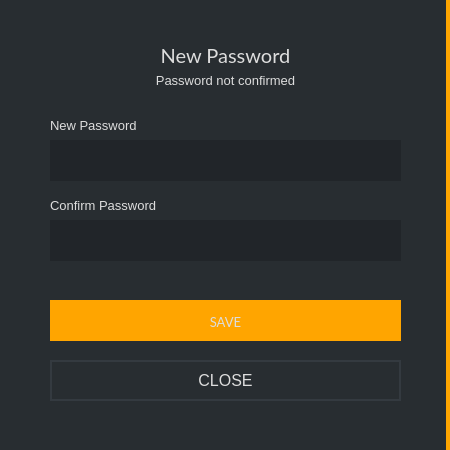
ConcealNetwork/conceal-desktop, file src/gui/ui/newpassworddialog.ui: the form before one commit.
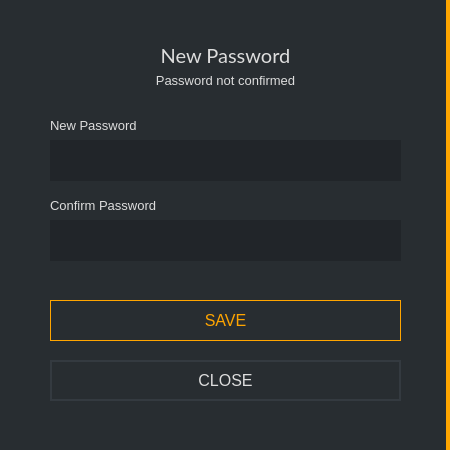
The form after the commit.

```diff
--- a/src/gui/ui/newpassworddialog.ui
+++ b/src/gui/ui/newpassworddialog.ui
@@ -247,13 +247,11 @@
       </property>
       <property name="font">
        <font>
-        <family>Lato</family>
-        <pointsize>10</pointsize>
+        <pointsize>-1</pointsize>
        </font>
       </property>
       <property name="styleSheet">
-       <string notr="true">color: #ddd; background-color: orange; border-top: 3px solid orange;
-border-right: 0px;</string>
+       <string notr="true">color: orange; background-color: #1; border: 1px solid orange; font-size: 16px;</string>
       </property>
       <property name="text">
        <string>SAVE</string>
```
